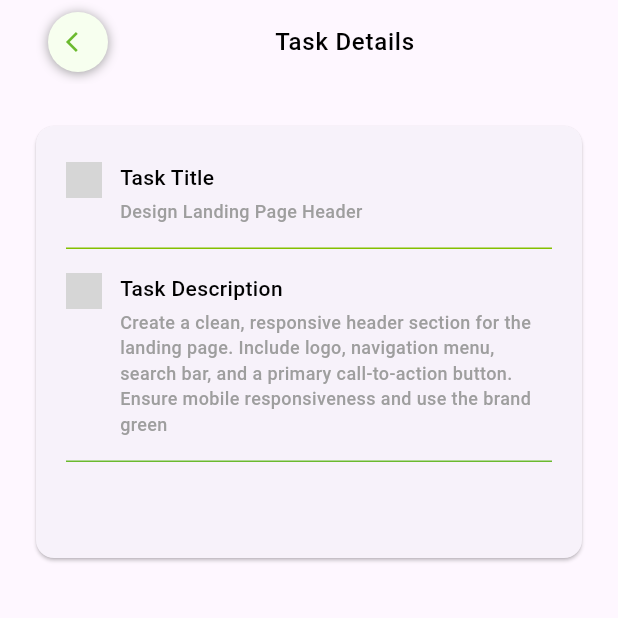
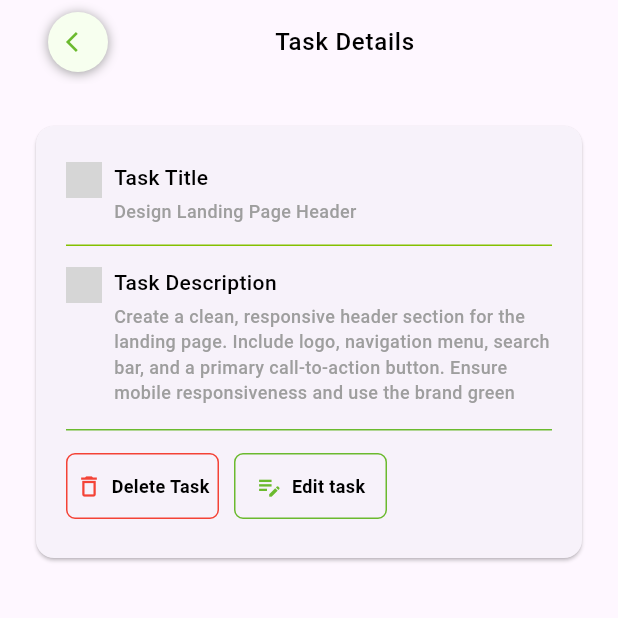
Before and after one commit to eusouf12/todo_app, a Flutter app: the AddTask screen opened by its route, after a tap on "Save Task", on a phone screen of 412 x 824 dp, the top half of it. Run offline on Flutter 3.47's test engine with Material 3 defaults, Android fonts, the phone set to English and light mode, and no system bars; our stand-ins replace get; network calls fail; grey boxes are pictures that could not be loaded.

Commit message:
icons update

```diff
--- a/lib/common widget/common btn/custom_btn.dart
+++ b/lib/common widget/common btn/custom_btn.dart
@@ -8,11 +8,14 @@ class CustomBtn extends StatelessWidget {
     this.title = 'Get Start',
     this.height = 44,
     this.width = double.maxFinite,
-    this.titleColor = Colors.black,
-    this.backGroundColor= const Color(0xFF84C000),
+    this.titleColor = Colors.white,
+    this.backGroundColor = const Color(0xFF84C000),
     this.marginHorizontal = 0,
     this.marginVertical = 0,
     this.fillColor = Colors.transparent,
+    this.icon,
+    this.fontSize = 14,
+    this.fontWeight = FontWeight.w600,
   });
 
   final VoidCallback onTap;
@@ -24,30 +27,45 @@ class CustomBtn extends StatelessWidget {
   final double marginVertical;
   final double marginHorizontal;
   final Color fillColor;
+  final IconData? icon;
+  final double fontSize;
+  final FontWeight fontWeight;
 
   @override
   Widget build(BuildContext context) {
     return GestureDetector(
-      onTap: (){
+      onTap: () {
         onTap();
       },
       child: Container(
         margin: EdgeInsets.symmetric(
-            horizontal: marginHorizontal, vertical: marginVertical
+          horizontal: marginHorizontal,
+          vertical: marginVertical,
         ),
         height: height,
         width: width,
         alignment: Alignment.center,
         decoration: BoxDecoration(
-          border: Border.all(width: 1,color:fillColor),
+          border: Border.all(width: 1, color: fillColor),
           borderRadius: BorderRadius.circular(6),
-          color: backGroundColor),
-        child: CustomText(
+          color: backGroundColor,
+        ),
+                child: Row(
+          mainAxisSize: MainAxisSize.min,
+          children: [
+            if (icon != null) ...[
+              Icon(icon, color: fillColor, size: 18),
+              const SizedBox(width: 6),
+            ],
+        CustomText(
           textAlign: TextAlign.center,
           color: titleColor,
-          fontWeight: FontWeight.w600,
-          fontSize: 14,
+          fontWeight: fontWeight,
+          fontSize: fontSize,
           text: title,
+       ),
+
+          ],
         ),
       ),
     );
--- a/lib/view/All Task/TaskDetails/task_details.dart
+++ b/lib/view/All Task/TaskDetails/task_details.dart
@@ -1,4 +1,5 @@
 import 'package:flutter/material.dart';
+import 'package:my_task/common%20widget/common%20btn/custom_btn.dart';
 import 'package:my_task/common%20widget/common%20text/custom_text.dart';
 
 class TaskDetails extends StatelessWidget {
@@ -60,7 +61,7 @@ class TaskDetails extends StatelessWidget {
                       width: 24,
                       height: 24,
                     ),
-                    const SizedBox(width: 12),
+                    const SizedBox(width: 8),
                     Expanded(
                       child: Column(
                         crossAxisAlignment: CrossAxisAlignment.start,
@@ -84,9 +85,9 @@ class TaskDetails extends StatelessWidget {
                     ),
                   ],
                 ),
-                const SizedBox(height: 16),
+                const SizedBox(height: 14),
                 Container(height: 1, color: const Color(0xFF84C000)),
-                const SizedBox(height: 16),
+                const SizedBox(height: 14),
                 Row(
                   crossAxisAlignment: CrossAxisAlignment.start,
                   children: [
@@ -97,7 +98,7 @@ class TaskDetails extends StatelessWidget {
                       width: 24,
                       height: 24,
                     ),
-                    const SizedBox(width: 12),
+                    const SizedBox(width: 8),
                     Expanded(
                       child: Column(
                         crossAxisAlignment: CrossAxisAlignment.start,
@@ -124,6 +125,31 @@ class TaskDetails extends StatelessWidget {
                 ),
                 const SizedBox(height: 16),
                 Container(height: 1, color: const Color(0xFF6BBA2E)),
+                SizedBox(height: 15,),
+                Row(children: [
+                  CustomBtn(onTap: (){},
+                  title: 'Delete Task',
+                  width: 102,
+                  titleColor: Colors.black,
+                  icon:Icons.delete_outline_outlined,
+                  backGroundColor: Colors.transparent,
+                  fillColor: Colors.red,
+                  fontSize: 12,
+                  ),
+                  SizedBox(width: 10,),
+                  CustomBtn(onTap: (){
+                    Navigator.pushNamed(context, '/edittask');
+                  },
+                  title: "Edit task",
+                  width: 102,
+                  icon: Icons.edit_note_outlined,
+                  backGroundColor: Colors.transparent,
+                  fillColor: Color(0xFF6BBA2E),
+                  fontSize: 12,
+                  titleColor: Colors.black,
+                  ),
+
+                ],)
               ],
             ),
           ),
--- a/pubspec.yaml
+++ b/pubspec.yaml
@@ -30,6 +30,7 @@ environment:
 dependencies:
   get: ^4.7.2
   pin_code_fields: ^8.0.1
+  font_awesome_flutter: ^10.8.0
   flutter:
     sdk: flutter
 
```
Also changed, not shown: pubspec.lock.
